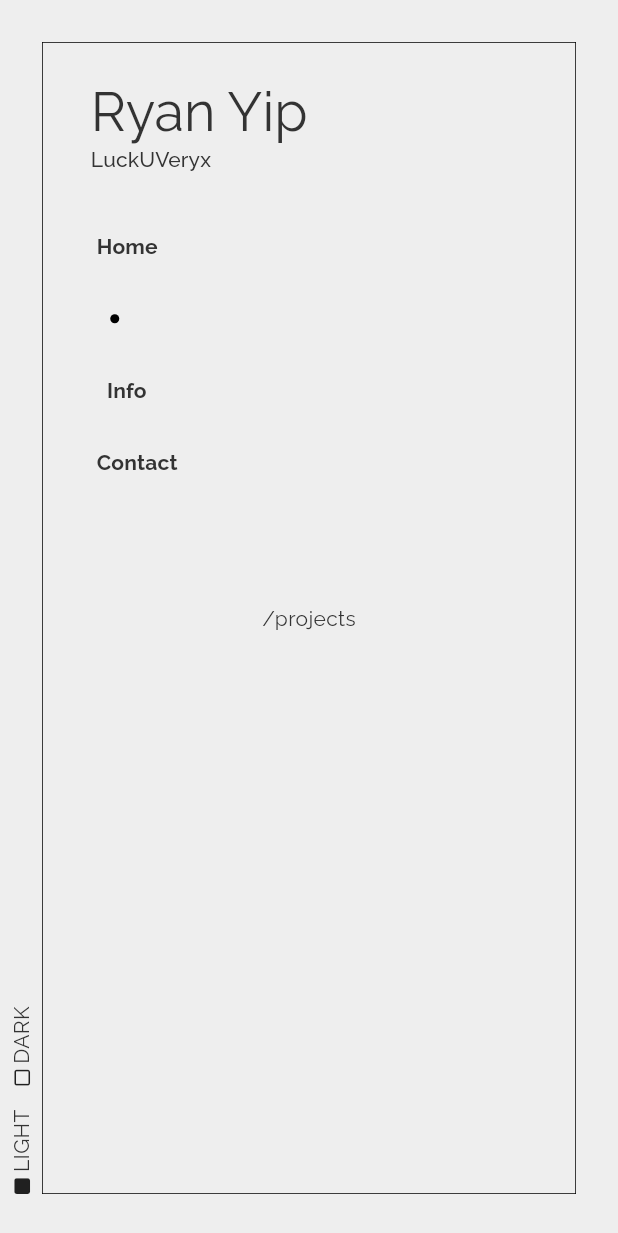
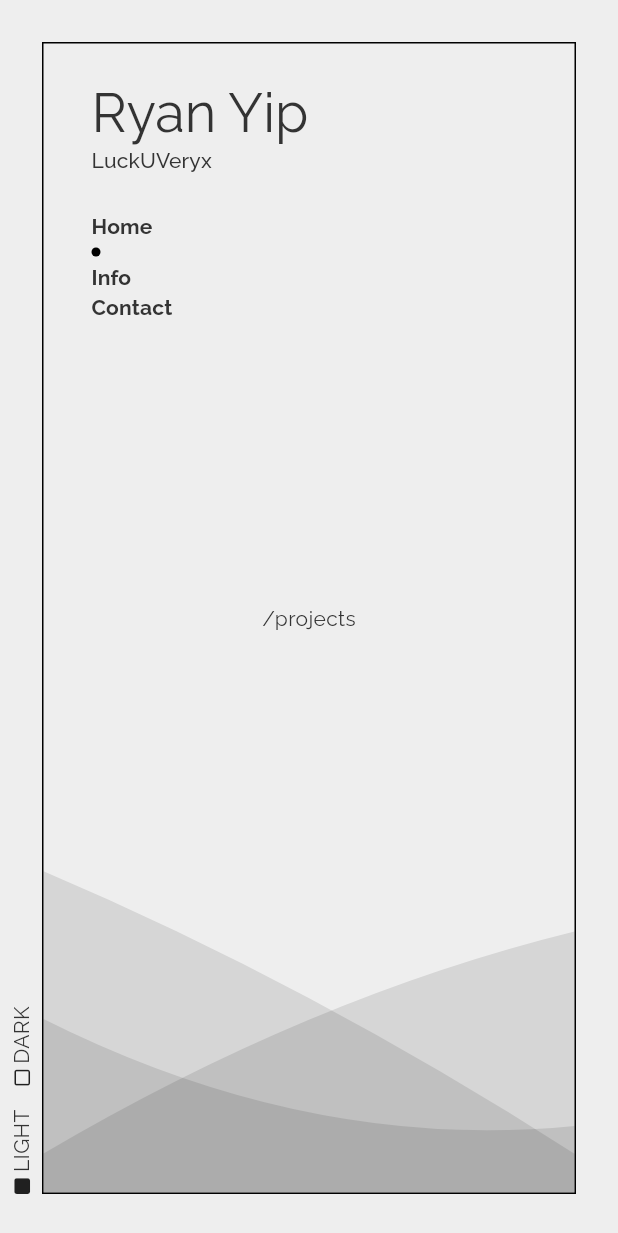
Before and after one commit to LuckUVeryX/luckuveryx.github.io, a Flutter app: the screen it shows after launch, after a tap on "Projects", on a phone screen of 412 x 824 dp. Shown: the top 1233 px of the screen. Run offline on Flutter 3.47's test engine with Material 2 defaults, Android fonts, the phone set to English and light mode, and no system bars; our stand-ins replace animated_text_kit, flutter_hooks, font_awesome_flutter, go_router, google_fonts, hooks_riverpod and 2 more; generated files the repository leaves out were written again.

Commit message:
Feat/animated background (#16)
* UI: tweak route buttons spacing

* feat: increase root border thickness

* feat: animated background

```diff
--- a/lib/features/home/widgets/pages/home_page.dart
+++ b/lib/features/home/widgets/pages/home_page.dart
@@ -7,7 +7,7 @@ class HomePage extends StatelessWidget {
   @override
   Widget build(BuildContext context) {
     return Align(
-      alignment: Alignment.bottomRight,
+      alignment: Alignment.centerRight,
       child: SizedBox(
         width: 200,
         child: Text(
--- a/lib/features/root/widgets/atoms/atoms.dart
+++ b/lib/features/root/widgets/atoms/atoms.dart
@@ -1,3 +1,3 @@
-export 'root_border.dart';
+export 'root_curve_painter.dart';
 export 'route_button.dart';
 export 'route_button_placeholder.dart';
--- a/lib/features/root/widgets/atoms/root_border.dart
+++ /dev/null
@@ -1,31 +0,0 @@
-import 'package:flutter/material.dart';
-import 'package:luckuveryx/utils/theme_extensions.dart';
-
-class RootBorder extends StatelessWidget {
-  const RootBorder({
-    this.child,
-    super.key,
-    this.margin = const EdgeInsets.all(28),
-    this.padding = const EdgeInsets.all(24),
-  });
-
-  final Widget? child;
-  final EdgeInsets margin;
-  final EdgeInsets padding;
-
-  @override
-  Widget build(BuildContext context) {
-    return Container(
-      alignment: Alignment.center,
-      decoration: BoxDecoration(
-        border: Border.all(
-          width: 0.5,
-          color: context.colorScheme.onBackground,
-        ),
-      ),
-      margin: margin,
-      padding: padding,
-      child: child,
-    );
-  }
-}
--- /dev/null
+++ b/lib/features/root/widgets/atoms/root_curve_painter.dart
@@ -0,0 +1,44 @@
+import 'dart:math';
+
+import 'package:flutter/material.dart';
+
+class CurvePainter extends CustomPainter {
+  CurvePainter({
+    required this.value,
+    required this.color,
+    super.repaint,
+  });
+
+  final double value;
+  final Color color;
+
+  @override
+  void paint(Canvas canvas, Size size) {
+    final white = Paint()..color = color;
+    final path = Path();
+
+    final y1 = sin(value);
+    final y2 = sin(value + pi / 2);
+    final y3 = sin(value + pi);
+
+    final startPointY = size.height * (0.5 + 0.4 * y1);
+    final controlPointY = size.height * (0.5 + 0.4 * y2);
+    final endPointY = size.height * (0.5 + 0.4 * y3);
+
+    path
+      ..moveTo(size.width * 0, startPointY)
+      ..quadraticBezierTo(
+        size.width * 0.5,
+        controlPointY,
+        size.width,
+        endPointY,
+      )
+      ..lineTo(size.width, size.height)
+      ..lineTo(0, size.height)
+      ..close();
+    canvas.drawPath(path, white);
+  }
+
+  @override
+  bool shouldRepaint(CustomPainter oldDelegate) => true;
+}
--- a/lib/features/root/widgets/atoms/route_button.dart
+++ b/lib/features/root/widgets/atoms/route_button.dart
@@ -13,14 +13,18 @@ class RouteButton extends StatelessWidget {
 
   @override
   Widget build(BuildContext context) {
-    return TextButton(
-      style: TextButton.styleFrom(
-        textStyle: context.textTheme.labelLarge?.copyWith(
-          fontWeight: FontWeight.bold,
+    return InkWell(
+      onTap: onPressed,
+      customBorder: const StadiumBorder(),
+      child: Padding(
+        padding: const EdgeInsets.symmetric(horizontal: 8),
+        child: Text(
+          label,
+          style: context.textTheme.labelLarge?.copyWith(
+            fontWeight: FontWeight.bold,
+          ),
         ),
       ),
-      onPressed: onPressed,
-      child: Text(label),
     );
   }
 }
--- a/lib/features/root/widgets/atoms/route_button_placeholder.dart
+++ b/lib/features/root/widgets/atoms/route_button_placeholder.dart
@@ -8,12 +8,9 @@ class RouteButtonPlaceholder extends StatelessWidget {
 
   @override
   Widget build(BuildContext context) {
-    return TextButton(
-      style: TextButton.styleFrom(
-        minimumSize: const Size(0, 32),
-      ),
-      onPressed: null,
+    return InkWell(
       child: Container(
+        margin: const EdgeInsets.symmetric(horizontal: 8, vertical: 4),
         height: 6,
         width: 6,
         decoration: BoxDecoration(
--- a/lib/features/root/widgets/organisms/organisms.dart
+++ b/lib/features/root/widgets/organisms/organisms.dart
@@ -1 +1,2 @@
+export 'root_container.dart';
 export 'root_header.dart';
--- /dev/null
+++ b/lib/features/root/widgets/organisms/root_container.dart
@@ -0,0 +1,88 @@
+import 'dart:math';
+
+import 'package:flutter/material.dart';
+import 'package:flutter_hooks/flutter_hooks.dart';
+import 'package:luckuveryx/features/root/root.dart';
+import 'package:luckuveryx/utils/theme_extensions.dart';
+
+Iterable<(double height, double value)> _useWaves() {
+  /// (height, speed, offset)
+  const curves = [
+    (160.0, 0.5, 0.0),
+    (200.0, 1.0, pi),
+    (240.0, 1.5, pi * 2),
+  ];
+
+  return curves.map(
+    (e) {
+      final (height, speed, offset) = e;
+
+      final controller = useAnimationController(
+        duration: Duration(milliseconds: 5000 ~/ speed),
+      );
+      useEffect(
+        () {
+          controller.repeat();
+          return null;
+        },
+        [],
+      );
+
+      final value =
+          useAnimation(controller.drive(Tween(begin: 0, end: 2 * pi))) + offset;
+      return (height, value);
+    },
+  );
+}
+
+class RootContainer extends HookWidget {
+  const RootContainer({
+    this.child,
+    super.key,
+    this.margin = const EdgeInsets.all(28),
+    this.padding = const EdgeInsets.all(24),
+  });
+
+  final Widget? child;
+  final EdgeInsets margin;
+  final EdgeInsets padding;
+
+  @override
+  Widget build(BuildContext context) {
+    final waves = _useWaves();
+
+    return Container(
+      alignment: Alignment.center,
+      decoration: BoxDecoration(
+        border: Border.all(
+          color: context.colorScheme.onBackground,
+        ),
+      ),
+      margin: margin,
+      child: Stack(
+        children: [
+          for (final (height, value) in waves)
+            Positioned(
+              left: 0,
+              right: 0,
+              bottom: 0,
+              child: SizedBox(
+                width: double.infinity,
+                height: height,
+                child: CustomPaint(
+                  painter: CurvePainter(
+                    value: value,
+                    color: context.colorScheme.onBackground.withOpacity(0.1),
+                  ),
+                ),
+              ),
+            ),
+          Padding(
+            padding: padding,
+            child: child,
+          ),
+        ],
+      ),
+    );
+  }
+}
--- a/lib/features/root/widgets/pages/root_page.dart
+++ b/lib/features/root/widgets/pages/root_page.dart
@@ -20,7 +20,7 @@ class RootPage extends HookConsumerWidget {
 
     if (isLoadingFonts) {
       return Scaffold(
-        body: RootBorder(
+        body: RootContainer(
           child: LoadingIndicator(
             label: context.l10n.loadingFonts,
           ),
@@ -41,7 +41,7 @@ class RootPage extends HookConsumerWidget {
             ],
           ),
           Expanded(
-            child: RootBorder(
+            child: RootContainer(
               margin: const EdgeInsets.all(28).copyWith(left: 0),
               child: Stack(
                 children: [
```
